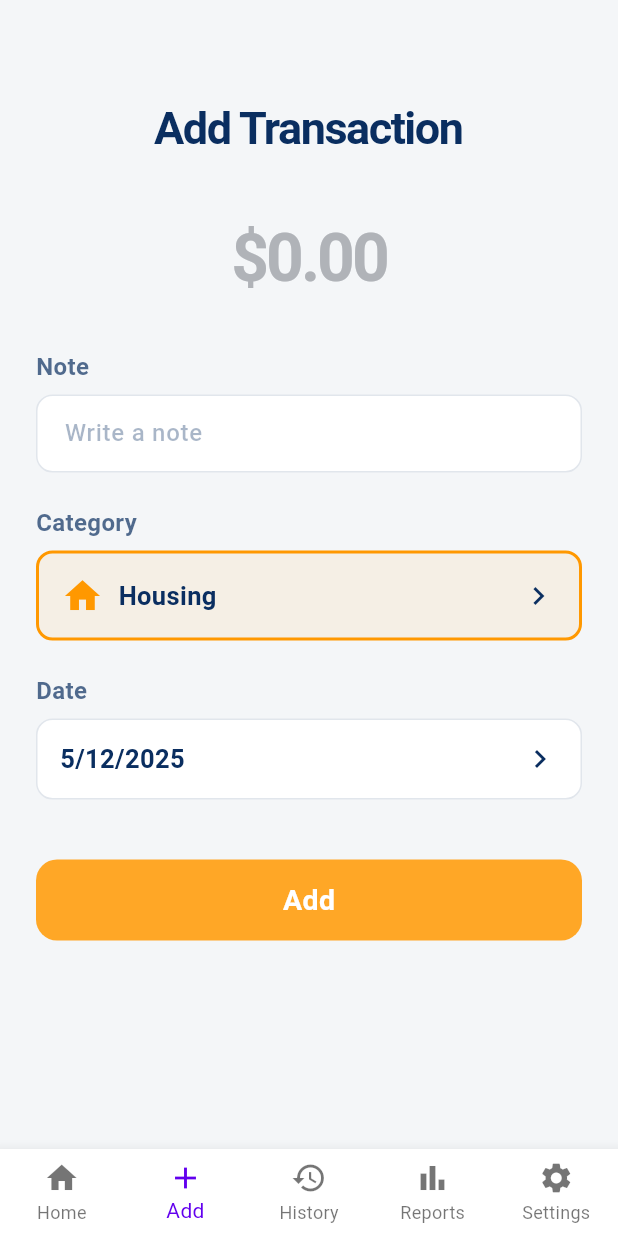
After one commit to duyphan0503/personal_finance_tracker, a Flutter app: the AddTransactionScreen screen opened by its route, after a tap on "Add", on a phone screen of 412 x 824 dp. The commit adds this screen. Run offline on Flutter 3.47's test engine with Material 3 defaults, Android fonts, the phone set to English and light mode, and no system bars; our stand-ins replace equatable, fl_chart, flutter_bloc, flutter_secure_storage, get_it, go_router and 2 more; accounts and stored records are empty; statements that could not run were skipped.

Commit message:
added add_transaction feature

```diff
--- a/lib/features/category/view/select_category_screen.dart
+++ b/lib/features/category/view/select_category_screen.dart
@@ -1,5 +1,6 @@
 import 'package:flutter/material.dart';
 import 'package:flutter_bloc/flutter_bloc.dart';
+import 'package:go_router/go_router.dart';
 import 'package:personal_finance_tracker/features/category/cubit/category_cubit.dart';
 import 'package:personal_finance_tracker/features/category/model/category_model.dart';
 import '../cubit/category_state.dart';
@@ -107,10 +108,9 @@ class _SelectCategoryScreenState extends State<SelectCategoryScreen> {
 
     return InkWell(
       onTap: () {
-        setState(() {
-          _selectedCategory = category;
+        Future.microtask(() {
+          context.pop(category);
         });
-        // Không chuyển trang, chỉ cập nhật giao diện
       },
       child: Container(
         margin: const EdgeInsets.symmetric(horizontal: 16, vertical: 4),
--- /dev/null
+++ b/lib/features/transaction/view/add_transaction_screen.dart
@@ -0,0 +1,393 @@
+import 'package:flutter/material.dart';
+import 'package:go_router/go_router.dart';
+import 'package:intl/intl.dart';
+import 'package:personal_finance_tracker/features/category/cubit/category_cubit.dart';
+import 'package:personal_finance_tracker/features/category/model/category_model.dart';
+import 'package:personal_finance_tracker/features/transaction/cubit/transaction_cubit.dart';
+import 'package:personal_finance_tracker/injection.dart';
+import 'package:personal_finance_tracker/routes/app_routes.dart';
+import 'package:personal_finance_tracker/shared/services/notification_service.dart';
+import 'package:personal_finance_tracker/shared/utils/format_utils.dart';
+
+import '../../category/cubit/category_state.dart';
+
+const _navyColor = Color(0xFF0A2E60);
+const _orangeColor = Color(0xFFFFA726);
+const _lightBackground = Color(0xFFF4F6F8);
+
+class AddTransactionScreen extends StatefulWidget {
+  const AddTransactionScreen({super.key});
+
+  @override
+  State<AddTransactionScreen> createState() => _AddTransactionScreenState();
+}
+
+class _AddTransactionScreenState extends State<AddTransactionScreen> {
+  late final CategoryCubit _categoryCubit;
+  late final TransactionCubit _transactionCubit;
+  final TextEditingController _amountController = TextEditingController();
+  final TextEditingController _noteController = TextEditingController();
+
+  CategoryModel? _selectedCategory;
+  String _selectedCategoryName = 'Housing';
+  IconData _selectedCategoryIcon = Icons.home;
+  DateTime _selectedDate = DateTime.now();
+  bool _isSubmitting = false;
+
+  @override
+  void initState() {
+    super.initState();
+    _categoryCubit = getIt<CategoryCubit>();
+    _transactionCubit = getIt<TransactionCubit>();
+    _initializeDefaultCategory();
+  }
+
+  Future<void> _initializeDefaultCategory() async {
+    await _categoryCubit.fetchCategories();
+    final state = _categoryCubit.state;
+    if (state is CategoryLoaded) {
+      final matched = state.categories.where(
+        (c) => c.name.toLowerCase() == _selectedCategoryName.toLowerCase(),
+      );
+      _selectedCategory =
+          matched.isNotEmpty ? matched.first : state.categories.first;
+      _selectedCategoryName = _selectedCategory!.name;
+      _selectedCategoryIcon = _categoryCubit.getCategoryIcon(
+        _selectedCategoryName,
+      );
+      setState(() {});
+    }
+  }
+
+  Future<void> _selectDate() async {
+    final DateTime? picked = await showDatePicker(
+      context: context,
+      initialDate: _selectedDate,
+      firstDate: DateTime(2000),
+      lastDate: DateTime(2100),
+      builder:
+          (context, child) => Theme(
+            data: Theme.of(context).copyWith(
+              colorScheme: const ColorScheme.light(
+                primary: _orangeColor,
+                onPrimary: Colors.white,
+                onSurface: _navyColor,
+              ),
+            ),
+            child: child!,
+          ),
+    );
+    if (picked != null && picked != _selectedDate) {
+      setState(() => _selectedDate = picked);
+    }
+  }
+
+  Future<void> _selectCategory() async {
+    final result = await context.push<CategoryModel>(AppRoutes.selectCategory);
+    if (result != null) {
+      setState(() {
+        _selectedCategory = result;
+        _selectedCategoryName = result.name;
+        _selectedCategoryIcon = _categoryCubit.getCategoryIcon(result.name);
+      });
+    }
+  }
+
+  void _onAmountChanged(String value) {
+    String cleaned = value.replaceAll('\$', '').replaceAll(',', '').trim();
+    if (cleaned.isEmpty) {
+      _amountController.text = '';
+      _amountController.selection = const TextSelection.collapsed(offset: 0);
+      return;
+    }
+    double? val = double.tryParse(cleaned);
+    if (val != null && val >= 0) {
+      final formatted = NumberFormat("#,##0.00", "en_US").format(val);
+      final newText = '\$$formatted';
+      _amountController.value = TextEditingValue(
+        text: newText,
+        selection: TextSelection.collapsed(offset: newText.length),
+      );
+    }
+  }
+
+  Future<void> _submit() async {
+    if (_selectedCategory == null) {
+      NotificationService.showError('Please select a category');
+      return;
+    }
+    String input =
+        _amountController.text.replaceAll('\$', '').replaceAll(',', '').trim();
+    if (input.isEmpty) {
+      NotificationService.showError('Please enter an amount');
+      return;
+    }
+    double? amount = double.tryParse(input);
+    if (amount == null || amount <= 0) {
+      NotificationService.showError('Invalid amount');
+      return;
+    }
+
+    setState(() => _isSubmitting = true);
+    try {
+      await _transactionCubit.addTransaction(
+        categoryId: _selectedCategory!.id,
+        amount: amount,
+        note: _noteController.text.trim(),
+        date: _selectedDate,
+      );
+      if (mounted) {
+        Navigator.of(context).pop(true);
+      }
+    } catch (e) {
+      setState(() => _isSubmitting = false);
+      if (mounted) {
+        NotificationService.showError('Error: ${e.toString()}');
+      }
+    }
+  }
+
+  @override
+  Widget build(BuildContext context) {
+    final categoryColor = _categoryCubit.getCategoryIconColor(
+      _selectedCategoryName,
+    );
+
+    return Scaffold(
+      backgroundColor: _lightBackground,
+      appBar: AppBar(
+        iconTheme: const IconThemeData(color: _navyColor),
+        backgroundColor: _lightBackground,
+        elevation: 0,
+      ),
+      body: GestureDetector(
+        onTap: () => FocusScope.of(context).unfocus(),
+        child: SingleChildScrollView(
+          padding: const EdgeInsets.symmetric(horizontal: 24.0),
+          child: Column(
+            crossAxisAlignment: CrossAxisAlignment.center,
+            children: [
+              const SizedBox(height: 8),
+              const Text(
+                'Add Transaction',
+                style: TextStyle(
+                  color: _navyColor,
+                  fontWeight: FontWeight.bold,
+                  fontSize: 30,
+                  letterSpacing: -1,
+                ),
+              ),
+              const SizedBox(height: 32),
+              // Amount input
+              _AmountInput(
+                controller: _amountController,
+                onChanged: _onAmountChanged,
+              ),
+              const SizedBox(height: 28),
+              const _SectionLabel(text: 'Note'),
+              const SizedBox(height: 7),
+              TextField(
+                controller: _noteController,
+                style: const TextStyle(fontSize: 16, color: _navyColor),
+                decoration: InputDecoration(
+                  hintText: 'Write a note',
+                  hintStyle: TextStyle(color: _navyColor.withOpacity(0.35)),
+                  filled: true,
+                  fillColor: Colors.white,
+                  contentPadding: const EdgeInsets.symmetric(
+                    horizontal: 15,
+                    vertical: 14,
+                  ),
+                  border: OutlineInputBorder(
+                    borderRadius: BorderRadius.circular(11),
+                    borderSide: BorderSide(color: _navyColor.withOpacity(0.12)),
+                  ),
+                  enabledBorder: OutlineInputBorder(
+                    borderRadius: BorderRadius.circular(11),
+                    borderSide: BorderSide(color: _navyColor.withOpacity(0.12)),
+                  ),
+                  focusedBorder: OutlineInputBorder(
+                    borderRadius: BorderRadius.circular(11),
+                    borderSide: BorderSide(color: _orangeColor, width: 2),
+                  ),
+                ),
+              ),
+              const SizedBox(height: 22),
+              const _SectionLabel(text: 'Category'),
+              const SizedBox(height: 7),
+              GestureDetector(
+                onTap: _selectCategory,
+                child: Container(
+                  width: double.infinity,
+                  padding: const EdgeInsets.symmetric(
+                    horizontal: 15,
+                    vertical: 14,
+                  ),
+                  decoration: BoxDecoration(
+                    color: categoryColor.withOpacity(0.08),
+                    border: Border.all(color: categoryColor, width: 2),
+                    borderRadius: BorderRadius.circular(11),
+                  ),
+                  child: Row(
+                    children: [
+                      Icon(
+                        _selectedCategoryIcon,
+                        color: categoryColor,
+                        size: 28,
+                      ),
+                      const SizedBox(width: 10),
+                      Text(
+                        _selectedCategoryName,
+                        style: const TextStyle(
+                          color: _navyColor,
+                          fontWeight: FontWeight.w600,
+                          fontSize: 17,
+                        ),
+                      ),
+                      const Spacer(),
+                      const Icon(Icons.chevron_right, color: _navyColor),
+                    ],
+                  ),
+                ),
+              ),
+              const SizedBox(height: 22),
+              const _SectionLabel(text: 'Date'),
+              const SizedBox(height: 7),
+              GestureDetector(
+                onTap: _selectDate,
+                child: Container(
+                  width: double.infinity,
+                  padding: const EdgeInsets.symmetric(
+                    horizontal: 15,
+                    vertical: 14,
+                  ),
+                  decoration: BoxDecoration(
+                    color: Colors.white,
+                    border: Border.all(color: _navyColor.withOpacity(0.12)),
+                    borderRadius: BorderRadius.circular(11),
+                  ),
+                  child: Row(
+                    children: [
+                      Text(
+                        FormatUtils.formatDateSimple(_selectedDate),
+                        style: const TextStyle(
+                          color: _navyColor,
+                          fontWeight: FontWeight.w600,
+                          fontSize: 17,
+                        ),
+                      ),
+                      const Spacer(),
+                      const Icon(Icons.chevron_right, color: _navyColor),
+                    ],
+                  ),
+                ),
+              ),
+              const SizedBox(height: 40),
+              SizedBox(
+                width: double.infinity,
+                height: 54,
+                child: ElevatedButton(
+                  style: ElevatedButton.styleFrom(
+                    backgroundColor: _orangeColor,
+                    shape: RoundedRectangleBorder(
+                      borderRadius: BorderRadius.circular(14),
+                    ),
+                    elevation: 0,
+                  ),
+                  onPressed: _isSubmitting ? null : _submit,
+                  child:
+                      _isSubmitting
+                          ? const SizedBox(
+                            width: 24,
+                            height: 24,
+                            child: CircularProgressIndicator(
+                              color: Colors.white,
+                              strokeWidth: 2.8,
+                            ),
+                          )
+                          : const Text(
+                            'Add',
+                            style: TextStyle(
+                              color: Colors.white,
+                              fontSize: 19,
+                              fontWeight: FontWeight.bold,
+                              letterSpacing: 0.2,
+                            ),
+                          ),
+                ),
+              ),
+              const SizedBox(height: 26),
+            ],
+          ),
+        ),
+      ),
+    );
+  }
+
+  @override
+  void dispose() {
+    _amountController.dispose();
+    _noteController.dispose();
+    super.dispose();
+  }
+}
+
+class _SectionLabel extends StatelessWidget {
+  final String text;
+
+  const _SectionLabel({required this.text});
+
+  @override
+  Widget build(BuildContext context) {
+    return Align(
+      alignment: Alignment.centerLeft,
+      child: Text(
+        text,
+        style: TextStyle(
+          color: _navyColor.withOpacity(0.7),
+          fontSize: 16,
+          fontWeight: FontWeight.w600,
+        ),
+      ),
+    );
+  }
+}
+
+class _AmountInput extends StatelessWidget {
+  final TextEditingController controller;
+  final void Function(String) onChanged;
+
+  const _AmountInput({required this.controller, required this.onChanged});
+
+  @override
+  Widget build(BuildContext context) {
+    return TextField(
+      controller: controller,
+      keyboardType: const TextInputType.numberWithOptions(decimal: true),
+      textAlign: TextAlign.center,
+      style: const TextStyle(
+        color: _navyColor,
+        fontWeight: FontWeight.bold,
+        fontSize: 44,
+        letterSpacing: -2,
+      ),
+      decoration: const InputDecoration(
+        hintText: '\$0.00',
+        hintStyle: TextStyle(
+          color: Color(0xFFB0B3B8),
+          fontWeight: FontWeight.bold,
+          fontSize: 44,
+          letterSpacing: -2,
+        ),
+        border: InputBorder.none,
+        enabledBorder: InputBorder.none,
+        focusedBorder: InputBorder.none,
+        isDense: true,
+        contentPadding: EdgeInsets.zero,
+        filled: true,
+        fillColor: Colors.transparent,
+      ),
+      onChanged: onChanged,
+    );
+  }
+}
--- a/lib/routes/app_routes.dart
+++ b/lib/routes/app_routes.dart
@@ -4,6 +4,7 @@ import 'package:personal_finance_tracker/features/auth/view/sign_in_screen.dart'
 import 'package:personal_finance_tracker/features/category/view/select_category_screen.dart';
 import 'package:personal_finance_tracker/features/budget/view/budget_screen.dart';
 import 'package:personal_finance_tracker/features/report/view/report_summary_screen.dart';
+import 'package:personal_finance_tracker/features/transaction/view/add_transaction_screen.dart';
 import 'package:personal_finance_tracker/features/transaction/view/transaction_history_screen.dart';
 
 import '../features/dashboard/view/dashboard_screen.dart';
@@ -61,7 +62,7 @@ class AppRouter {
           ),
           GoRoute(
             path: AppRoutes.addTransaction,
-            builder: (context, state) => const Placeholder(),
+            builder: (context, state) => const AddTransactionScreen(),
           ),
           GoRoute(
             path: AppRoutes.transactionsHistory,
--- a/lib/shared/utils/format_utils.dart
+++ b/lib/shared/utils/format_utils.dart
@@ -4,6 +4,11 @@ class FormatUtils {
   static String formatDate(DateTime? date) {
     if (date == null) return '';
     return DateFormat('MMM d, yyyy').format(date);
+  }
+
+  static String formatDateSimple(DateTime? date) {
+    if (date == null) return '';
+    return DateFormat('M/d/yyyy').format(date);
   }
 
   static String formatDateWithoutYear(DateTime? date) {
```
